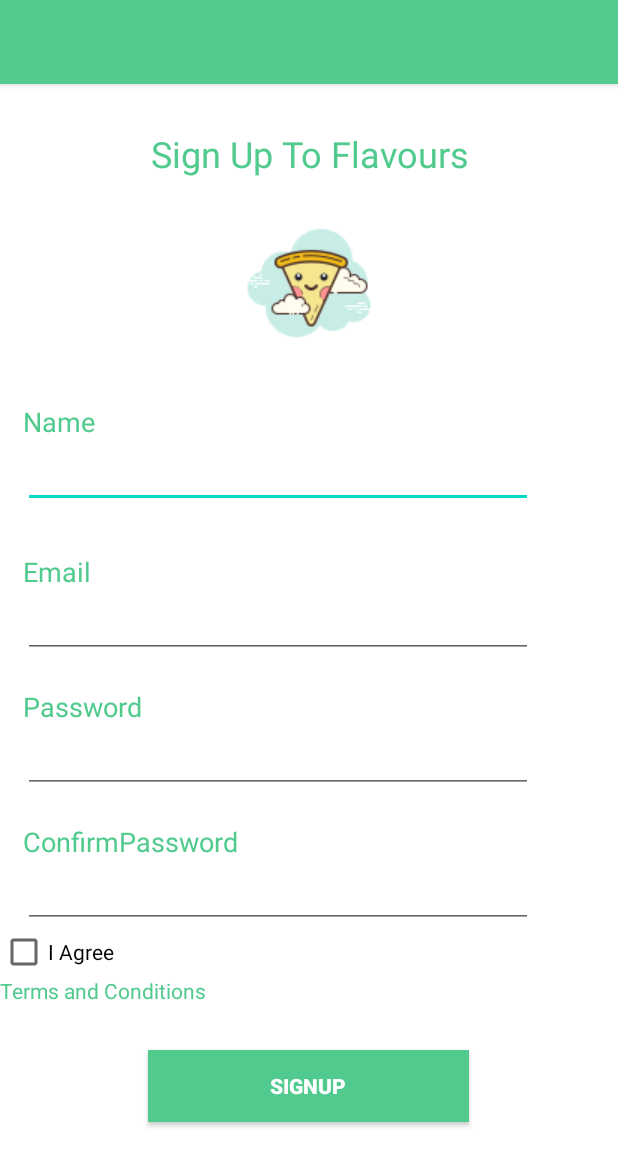
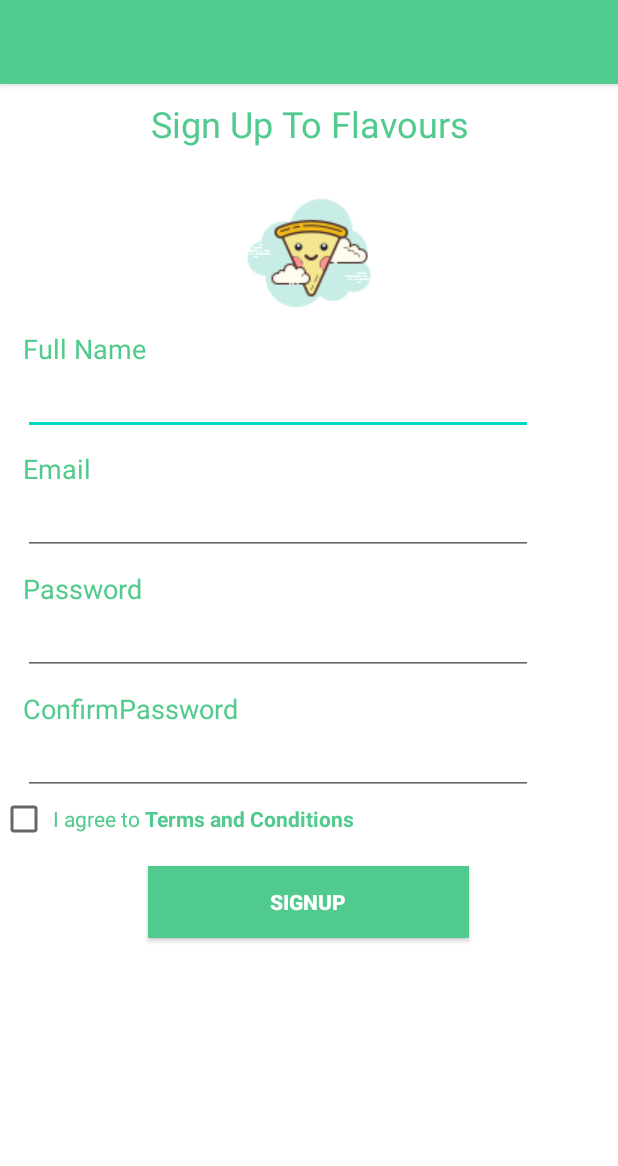
Before and after one commit to afshanaffu26/Flavours_Android, an Android app: the SignupActivity screen opened directly, with no data from a screen before it, on a phone screen of 412 x 824 dp. Shown: the top 1166 px of the screen. Run offline under Robolectric (Android 15) with nearby library versions, the phone set to English and light mode, and no system bars.

Commit message:
positioned terms & condition button and navigation b/w screens

```diff
--- a/app/src/main/java/com/example/flavours/LoginActivity.java
+++ b/app/src/main/java/com/example/flavours/LoginActivity.java
@@ -39,6 +39,7 @@
                 break;
             case R.id.txt_recover_password:
                 startActivity(new Intent(getApplicationContext(), ForgotActivity.class));
+                break;
             case R.id.textView2:
                 startActivity(new Intent(getApplicationContext(), SignupActivity.class));
 
--- a/app/src/main/java/com/example/flavours/SignupActivity.java
+++ b/app/src/main/java/com/example/flavours/SignupActivity.java
@@ -2,14 +2,34 @@
 
 import androidx.appcompat.app.AppCompatActivity;
 
+import android.content.Intent;
 import android.os.Bundle;
+import android.view.View;
 import android.widget.Button;
+import android.widget.TextView;
 
-public class SignupActivity extends AppCompatActivity {
-    Button btnLogin;
+public class SignupActivity extends AppCompatActivity implements View.OnClickListener {
+    TextView conditions;
+    Button btnSignUp;
+
     @Override
     protected void onCreate(Bundle savedInstanceState) {
         super.onCreate(savedInstanceState);
         setContentView(R.layout.activity_signup);
+        conditions = findViewById(R.id.conditions);
+        conditions.setOnClickListener(this);
+        btnSignUp = findViewById(R.id.btnSignUp);
+        btnSignUp.setOnClickListener(this);
+    }
+
+    @Override
+    public void onClick(View view) {
+        switch (view.getId()) {
+            case R.id.conditions:
+                startActivity(new Intent(getApplicationContext(), TermsActivity.class));
+                break;
+            case R.id.btnSignUp:
+                startActivity(new Intent(getApplicationContext(), HomeActivity.class));
+        }
     }
 }
--- a/app/src/main/res/layout/activity_signup.xml
+++ b/app/src/main/res/layout/activity_signup.xml
@@ -19,16 +19,21 @@
     <LinearLayout
         android:layout_width="match_parent"
         android:layout_height="match_parent"
-        android:orientation="vertical">
+        android:layout_alignParentStart="true"
+        android:layout_alignParentTop="true"
+        android:orientation="vertical"
+        android:layout_alignParentLeft="true">
+
         <include
             android:id="@+id/toolbar"
             layout="@layout/toolbar" />
+
         <TextView
             android:id="@+id/textView3"
             android:layout_width="match_parent"
             android:layout_height="wrap_content"
+            android:layout_marginTop="10dp"
             android:gravity="center"
-            android:layout_marginTop="30dp"
             android:text="Sign Up To Flavours"
             android:textColor="@color/myTextColor"
             android:textSize="24sp" />
@@ -36,9 +41,9 @@
         <ImageView
             android:id="@+id/imageView"
             android:layout_width="wrap_content"
-            android:layout_marginTop="20dp"
             android:layout_height="wrap_content"
             android:layout_gravity="center"
+            android:layout_marginTop="20dp"
             app:srcCompat="@drawable/icon" />
 
         <TextView
@@ -46,8 +51,8 @@
             android:layout_width="match_parent"
             android:layout_height="wrap_content"
             android:layout_marginLeft="15dp"
-            android:layout_marginTop="30dp"
-            android:text="Name"
+            android:layout_marginTop="1dp"
+            android:text="Full Name"
             android:textColor="@color/myTextColor"
             android:textSize="18sp" />
 
@@ -65,7 +70,7 @@
             android:layout_width="match_parent"
             android:layout_height="wrap_content"
             android:layout_marginLeft="15dp"
-            android:layout_marginTop="30dp"
+            android:layout_marginTop="10dp"
             android:text="Email"
             android:textColor="@color/myTextColor"
             android:textSize="18sp" />
@@ -83,7 +88,7 @@
             android:layout_width="match_parent"
             android:layout_height="wrap_content"
             android:layout_marginLeft="15dp"
-            android:layout_marginTop="20dp"
+            android:layout_marginTop="10dp"
             android:text="Password"
             android:textColor="@color/myTextColor"
             android:textSize="18sp" />
@@ -95,12 +100,13 @@
             android:layout_marginLeft="15dp"
             android:ems="10"
             android:inputType="textPassword" />
+
         <TextView
             android:id="@+id/textView8"
             android:layout_width="match_parent"
             android:layout_height="wrap_content"
             android:layout_marginLeft="15dp"
-            android:layout_marginTop="20dp"
+            android:layout_marginTop="10dp"
             android:text="ConfirmPassword"
             android:textColor="@color/myTextColor"
             android:textSize="18sp" />
@@ -113,25 +119,50 @@
             android:ems="10"
             android:inputType="textPassword" />
 
-        <CheckBox
-            android:id="@+id/checkBox"
-            android:layout_width="match_parent"
+        <LinearLayout
+            android:layout_width="fill_parent"
             android:layout_height="wrap_content"
-            android:text="I Agree" />
+            android:clickable="true"
+            android:focusable="true"
+            android:gravity="left"
+            android:orientation="horizontal">
 
-        <TextView
-            android:id="@+id/textView"
-            android:layout_width="match_parent"
-            android:layout_height="wrap_content"
-            android:textColor="@color/myMainColor"
-            android:text="Terms and Conditions" />
+            <CheckBox
+                android:id="@+id/checkBox"
+                android:layout_width="wrap_content"
+                android:layout_height="wrap_content"
+                android:clickable="true"
+                android:focusable="false"
+                android:text="" />
+
+            <TextView
+                android:id="@+id/Agree"
+                android:layout_width="wrap_content"
+                android:layout_height="wrap_content"
+                android:paddingLeft="3dp"
+                android:paddingTop="5dp"
+                android:singleLine="false"
+                android:text="I agree to"
+                android:textColor="@color/myMainColor" />
+
+            <TextView
+                android:id="@+id/conditions"
+                android:layout_width="wrap_content"
+                android:layout_height="wrap_content"
+                android:paddingLeft="3dp"
+                android:paddingTop="5dp"
+                android:singleLine="false"
+                android:text="Terms and Conditions"
+                android:textColor="@color/myMainColor"
+                android:textStyle="bold" />
+        </LinearLayout>
 
         <Button
             android:id="@+id/btnSignUp"
             android:layout_width="214dp"
             android:layout_height="wrap_content"
             android:layout_gravity="center_horizontal"
-            android:layout_marginTop="30dp"
+            android:layout_marginTop="15dp"
             android:background="@color/myMainColor"
             android:text="SIGNUP"
             android:textColor="#FFFFFF"
```
